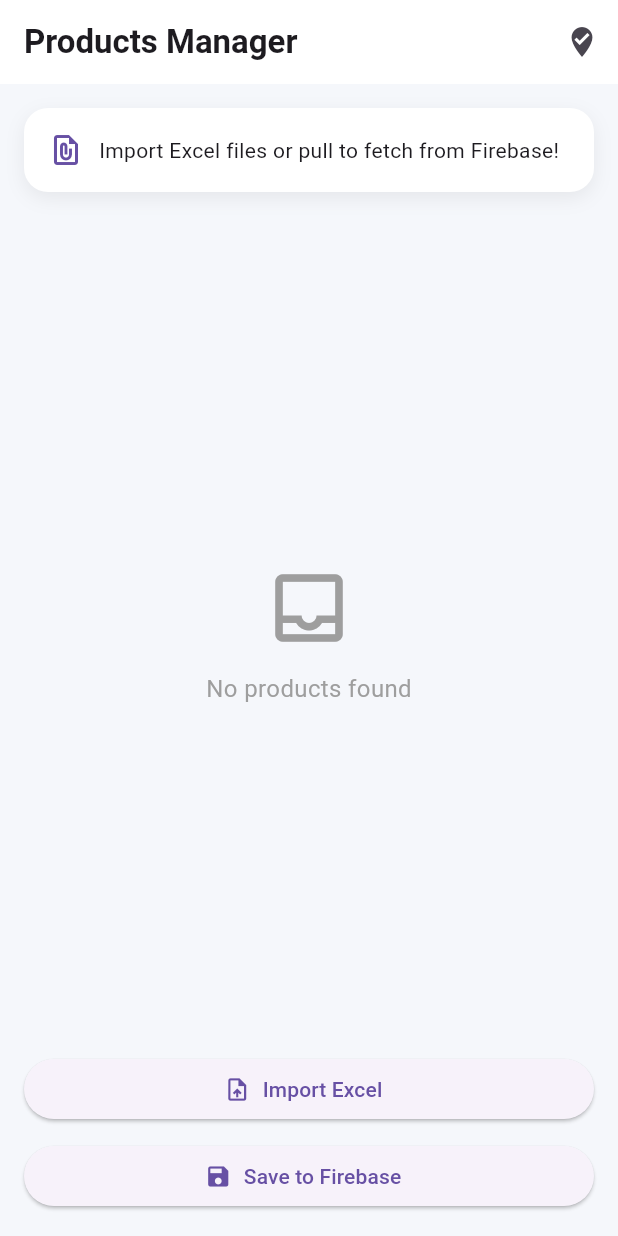
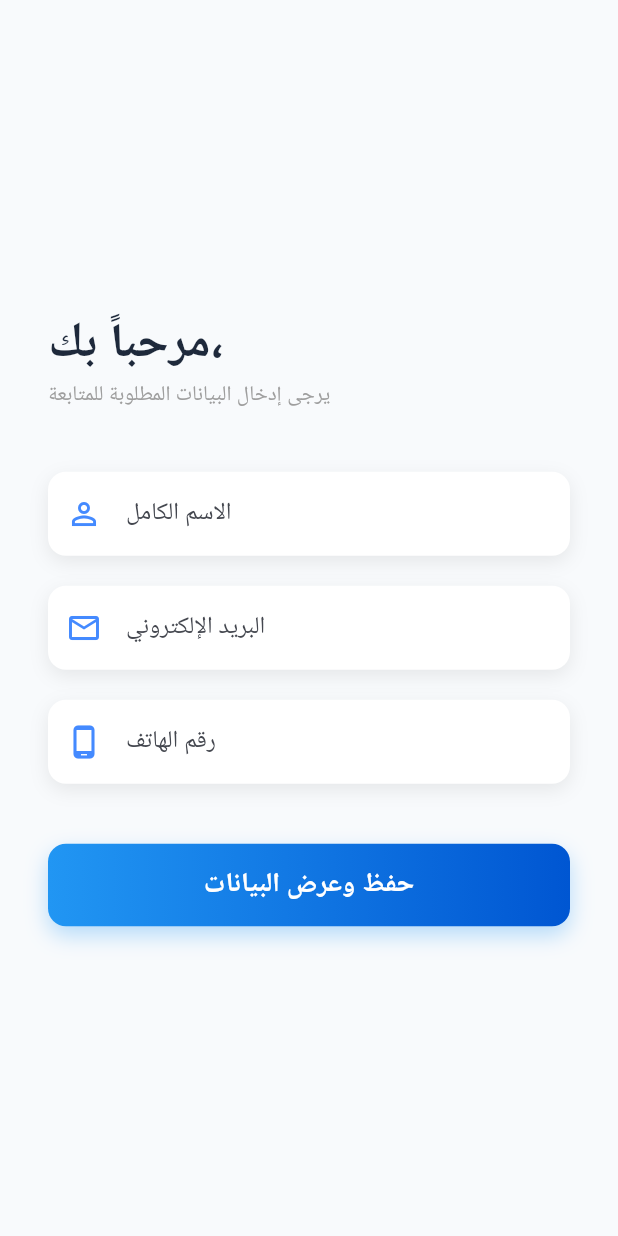
Before and after one commit to MohammedBazhair/excercises_apps, a Flutter app: the screen it shows after launch, on a phone screen of 412 x 824 dp. Run offline on Flutter 3.47's test engine with Material 3 defaults, Android fonts, the phone set to English and light mode, and no system bars.

Commit message:
Refactor project structure and remove unused files
- Updated firebase.json to include hosting configuration.
- Deleted firebase_options.dart as it is no longer needed.
- Refactored main.dart to simplify app initialization and changed the home screen to InputPage.
- Removed product model and related files as they are no longer in use.
- Deleted ExcelProductsPage and associated widgets/services for file handling and product management.
- Added new user model and input/display pages for user data entry and display.
- Created custom text field and premium button widgets for better UI.
- Updated pubspec.yaml to remove unused dependencies and adjust Flutter SDK version.
- Cleaned up generated plugin registrant files to remove references to deleted plugins.

```diff
--- a/lib/main.dart
+++ b/lib/main.dart
@@ -1,13 +1,23 @@
 import 'package:flutter/material.dart';
-import 'package:test_off/src/presentation/screens/excel_product_page.dart';
-import 'package:firebase_core/firebase_core.dart';
-import 'firebase_options.dart';
+import 'src/presentation/screens/input_page.dart';
 
-void main() async {
-  WidgetsFlutterBinding.ensureInitialized();
-  await Firebase.initializeApp(options: DefaultFirebaseOptions.currentPlatform);
+void main() {
+  runApp(const MyApp());
+}
 
-  runApp(
-    MaterialApp(debugShowCheckedModeBanner: false, home: ExcelProductsPage()),
-  );
+class MyApp extends StatelessWidget {
+  const MyApp({super.key});
+
+  @override
+  Widget build(BuildContext context) {
+    return MaterialApp(
+      debugShowCheckedModeBanner: false,
+      title: 'تكليف الدكتور',
+  theme: ThemeData(
+        useMaterial3: true, // تفعيل لغة التصميم الحديثة
+        colorSchemeSeed: Colors.blueAccent,
+      ),
+      home: const InputPage(),
+    );
+  }
 }
--- a/lib/src/models/product.dart
+++ /dev/null
@@ -1,27 +0,0 @@
-/// Model (Entity) يمثل المنتج
-/// يستخدم لاحقًا لعرض البيانات في الواجهة
-class Product {
-  final String name;
-  final double price;
-
-  Product({required this.name, required this.price});
-
-  /// مفيد أثناء الـ debugging
-  @override
-  String toString() => 'Product(name: $name, price: $price)';
-
-  Map<String, dynamic> toMap() {
-    return <String, dynamic>{
-      'product_name': name,
-      'price': price,
-    };
-  }
-
-  factory Product.fromMap(Map<String, dynamic> map) {
-    return Product(
-      name: map['product_name'] as String,
-      price: map['price'] as double,
-    );
-  }
-
-}
--- /dev/null
+++ b/lib/src/models/user.dart
@@ -0,0 +1,7 @@
+class User {
+  final String name;
+  final String email;
+  final String phone;
+
+  User({required this.name, required this.email, required this.phone});
+}
--- a/lib/src/presentation/screens/excel_product_page.dart
+++ /dev/null
@@ -1,180 +0,0 @@
-import 'dart:io';
-import 'dart:typed_data';
-
-import 'package:cloud_firestore/cloud_firestore.dart';
-import 'package:excel/excel.dart';
-import 'package:flutter/material.dart';
-import 'package:test_off/src/models/product.dart';
-import 'package:test_off/src/presentation/widgets/import_info_card.dart';
-import 'package:test_off/src/services/file_picker_service.dart';
-import 'package:test_off/src/services/products_service.dart';
-import '../widgets/product_card_tile.dart';
-import '../widgets/empty_products_state.dart';
-
-class ExcelProductsPage extends StatefulWidget {
-  const ExcelProductsPage({super.key});
-
-  @override
-  State<ExcelProductsPage> createState() => _ExcelProductsPageState();
-}
-
-class _ExcelProductsPageState extends State<ExcelProductsPage> {
-  List<Product> _products = [];
-  bool _isLoading = false;
-  Source _source = Source.serverAndCache;
-
-  Future<void> loadExcel() async {
-    try {
-      // اختيار ملف Excel من الجهاز
-      final filePath = await FilePickerService.pickExcelFile();
-
-      if (filePath == null) return;
-
-      setState(() => _isLoading = true);
-
-      // قراءة المنتجات من الملف
-      final result = readProductsFromExcel(filePath);
-
-      _products = result;
-      _source = Source.cache;
-    } catch (e) {
-      // في المشاريع الحقيقية يفضل logging framework
-      print(e);
-    } finally {
-      setState(() => _isLoading = false);
-    }
-  }
-
-  List<Product> readProductsFromExcel(String path) {
-    try {
-      // قراءة الملف كـ bytes
-      final File file = File(path);
-      final Uint8List bytes = file.readAsBytesSync();
-
-      // فك ترميز ملف Excel
-      final Excel excel = Excel.decodeBytes(bytes);
-
-      // افتراض أن أول Sheet يحتوي على البيانات
-      final Sheet productsSheet = excel.tables.values.first;
-
-      final List<Product> products = [];
-
-      // بدء القراءة من الصف الثاني (تجاوز العناوين)
-      for (int i = 1; i < productsSheet.rows.length; i++) {
-        final row = productsSheet.rows[i];
-
-        final name = row[0]?.value.toString() ?? 'without name';
-
-        final price = double.tryParse(row[1]?.value.toString() ?? '0') ?? 0;
-
-        products.add(Product(name: name, price: price));
-      }
-
-      return products;
-    } catch (e, st) {
-      print(e);
-      print(st);
-      return [];
-    }
-  }
-
-  @override
-  Widget build(BuildContext context) {
-    return Scaffold(
-      backgroundColor: const Color(0xffF5F7FB),
-
-      appBar: AppBar(
-        elevation: 0,
-        backgroundColor: Colors.white,
-        title: const Text(
-          'Products Manager',
-          style: TextStyle(fontWeight: FontWeight.bold),
-        ),
-        actions: [
-          IconButton(
-            tooltip: 'جلب المنتجات الذي سعرها على الاقل 300',
-            onPressed: () async {
-              final products = await ProductsService().fetchProductsWhere(300);
-              setState(() {
-                _products = products;
-                _source = Source.server;
-              });
-            },
-            icon: Icon(Icons.where_to_vote),
-          ),
-        ],
-      ),
-
-      body: Padding(
-        padding: const EdgeInsets.all(16.0),
-        child: Column(
-          children: [
-            Expanded(
-              child: RefreshIndicator(
-                onRefresh: () async {
-                  final products = await ProductsService().fetchProducts();
-                  setState(() {
-                    _products = products;
-                    _source = Source.server;
-                  });
-                },
-                child: CustomScrollView(
-                  slivers: [
-                    SliverToBoxAdapter(
-                      child: ImportInfoCard(
-                        message:
-                            'Import Excel files or pull to fetch from Firebase!',
-                      ),
-                    ),
-
-                    if (_isLoading)
-                      const SliverFillRemaining(
-                        child: Center(child: CircularProgressIndicator()),
-                      )
-                    else if (_products.isEmpty)
-                      const SliverFillRemaining(child: EmptyProductsState())
-                    else
-                      SliverList(
-                        delegate: SliverChildBuilderDelegate((context, index) {
-                          return ProductCardTile(
-                            product: _products[index],
-                            index: index,
-                            source: _source,
-                          );
-                        }, childCount: _products.length),
-                      ),
-                  ],
-                ),
-              ),
-            ),
-
-            // ⭐ الأزرار هنا خارج scroll
-            Column(
-              crossAxisAlignment: .stretch,
-              children: [
-                ElevatedButton.icon(
-                  onPressed: loadExcel,
-                  icon: const Icon(Icons.upload_file),
-                  label: const Text('Import Excel'),
-                ),
-
-                const SizedBox(height: 10),
-
-                ElevatedButton.icon(
-                  onPressed: () async {
-                    setState(() => _isLoading = true);
-                    await ProductsService().addProducts(_products);
-
-                    setState(() => _isLoading = false);
-                  },
-                  icon: const Icon(Icons.save),
-                  label: const Text('Save to Firebase'),
-                ),
-              ],
-            ),
-          ],
-        ),
-      ),
-    );
-  }
-}
--- /dev/null
+++ b/lib/src/presentation/screens/input_page.dart
@@ -0,0 +1,86 @@
+import 'package:flutter/material.dart';
+import '../../models/user.dart';
+import '../widgets/custom_text_field.dart';
+import '../widgets/premium_button.dart';
+import 'display_page.dart';
+
+class InputPage extends StatefulWidget {
+  const InputPage({super.key});
+
+  @override
+  State<InputPage> createState() => _InputPageState();
+}
+
+class _InputPageState extends State<InputPage> {
+  final nameController = TextEditingController();
+  final emailController = TextEditingController();
+  final phoneController = TextEditingController();
+
+  void goToDisplayPage() {
+    if (nameController.text.isEmpty) return; // إضافة تحقق بسيط
+    final user = User(
+      name: nameController.text,
+      email: emailController.text,
+      phone: phoneController.text,
+    );
+    Navigator.push(
+      context,
+      MaterialPageRoute(builder: (_) => DisplayPage(user: user)),
+    );
+  }
+
+  @override
+  Widget build(BuildContext context) {
+    return Scaffold(
+      backgroundColor: const Color(0xFFF8FAFC),
+      body: Center(
+        child: SingleChildScrollView(
+          child: Container(
+            constraints: const BoxConstraints(maxWidth: 500),
+            padding: const EdgeInsets.all(32),
+            child: Column(
+              crossAxisAlignment: CrossAxisAlignment.start,
+              children: [
+                const Text(
+                  "مرحباً بك،",
+                  style: TextStyle(
+                    fontSize: 32,
+                    fontWeight: FontWeight.bold,
+                    color: Color(0xFF1E293B),
+                  ),
+                ),
+                const Text(
+                  "يرجى إدخال البيانات المطلوبة للمتابعة",
+                  style: TextStyle(color: Colors.grey),
+                ),
+                const SizedBox(height: 40),
+                CustomTextField(
+                  controller: nameController,
+                  label: 'الاسم الكامل',
+                  icon: Icons.person_outline,
+                ),
+                const SizedBox(height: 20),
+                CustomTextField(
+                  controller: emailController,
+                  label: 'البريد الإلكتروني',
+                  icon: Icons.email_outlined,
+                ),
+                const SizedBox(height: 20),
+                CustomTextField(
+                  controller: phoneController,
+                  label: 'رقم الهاتف',
+                  icon: Icons.phone_android_outlined,
+                ),
+                const SizedBox(height: 40),
+                PremiumButton(
+                  onPressed: goToDisplayPage,
+                  text: 'حفظ وعرض البيانات',
+                ),
+              ],
+            ),
+          ),
+        ),
+      ),
+    );
+  }
+}
--- /dev/null
+++ b/lib/src/presentation/widgets/custom_text_field.dart
@@ -0,0 +1,44 @@
+import 'package:flutter/material.dart';
+
+class CustomTextField extends StatelessWidget {
+  final TextEditingController controller;
+  final String label;
+  final IconData icon;
+
+  const CustomTextField({
+    super.key,
+    required this.controller,
+    required this.label,
+    required this.icon,
+  });
+
+  @override
+  Widget build(BuildContext context) {
+    return Container(
+      decoration: BoxDecoration(
+        color: Colors.white,
+        borderRadius: BorderRadius.circular(12),
+        boxShadow: [
+          BoxShadow(
+            color: Colors.black.withAlpha(20),
+            blurRadius: 10,
+            offset: const Offset(0, 4),
+          ),
+        ],
+      ),
+      child: TextField(
+        controller: controller,
+        decoration: InputDecoration(
+          prefixIcon: Icon(icon, color: Colors.blueAccent),
+          labelText: label,
+          border: OutlineInputBorder(
+            borderRadius: BorderRadius.circular(12),
+            borderSide: BorderSide.none,
+          ),
+          filled: true,
+          fillColor: Colors.transparent,
+        ),
+      ),
+    );
+  }
+}
--- a/lib/src/presentation/widgets/empty_products_state.dart
+++ /dev/null
@@ -1,22 +0,0 @@
-import 'package:flutter/material.dart';
-
-class EmptyProductsState extends StatelessWidget {
-  const EmptyProductsState({super.key});
-
-  @override
-  Widget build(BuildContext context) {
-    return const Center(
-      child: Column(
-        mainAxisAlignment: MainAxisAlignment.center,
-        children: [
-          Icon(Icons.inbox_outlined, size: 60, color: Colors.grey),
-          SizedBox(height: 12),
-          Text(
-            'No products found',
-            style: TextStyle(fontSize: 16, color: Colors.grey),
-          ),
-        ],
-      ),
-    );
-  }
-}
--- a/lib/src/presentation/widgets/import_info_card.dart
+++ /dev/null
@@ -1,47 +0,0 @@
-import 'package:flutter/material.dart';
-
-class ImportInfoCard extends StatelessWidget {
-  const ImportInfoCard({
-    super.key,
-    this.icon = Icons.file_present_outlined,
-    required this.message,
-    this.backgroundColor = Colors.white,
-    this.borderRadius = 16,
-  });
-
-  final IconData icon;
-  final String message;
-  final Color backgroundColor;
-  final double borderRadius;
-
-  @override
-  Widget build(BuildContext context) {
-    return Container(
-      padding: EdgeInsets.all(16),
-      margin: EdgeInsets.only(bottom: 16),
-      decoration: BoxDecoration(
-        color: backgroundColor,
-        borderRadius: BorderRadius.circular(borderRadius),
-        boxShadow: const [
-          BoxShadow(
-            color: Color(0x11000000),
-            blurRadius: 10,
-            offset: Offset(0, 4),
-          ),
-        ],
-      ),
-      child: Row(
-        children: [
-          Icon(icon, color: Theme.of(context).primaryColor),
-          const SizedBox(width: 10),
-          Expanded(
-            child: Text(
-              message,
-              style: const TextStyle(fontSize: 14, height: 1.4),
-            ),
-          ),
-        ],
-      ),
-    );
-  }
-}
--- /dev/null
+++ b/lib/src/presentation/widgets/premium_button.dart
@@ -0,0 +1,47 @@
+import 'package:flutter/material.dart';
+
+class PremiumButton extends StatelessWidget {
+  final VoidCallback onPressed;
+  final String text;
+
+  const PremiumButton({super.key, required this.onPressed, required this.text});
+
+  @override
+  Widget build(BuildContext context) {
+    return Container(
+      width: double.infinity,
+      height: 55,
+      decoration: BoxDecoration(
+        gradient: const LinearGradient(
+          colors: [Color(0xFF2196F3), Color(0xFF0056D2)],
+        ),
+        borderRadius: BorderRadius.circular(12),
+        boxShadow: [
+          BoxShadow(
+            color: Colors.blue.withAlpha(80),
+            blurRadius: 12,
+            offset: const Offset(0, 6),
+          ),
+        ],
+      ),
+      child: ElevatedButton(
+        onPressed: onPressed,
+        style: ElevatedButton.styleFrom(
+          backgroundColor: Colors.transparent,
+          shadowColor: Colors.transparent,
+          shape: RoundedRectangleBorder(
+            borderRadius: BorderRadius.circular(12),
+          ),
+        ),
+        child: Text(
+          text,
+          style: const TextStyle(
+            fontSize: 18,
+            fontWeight: FontWeight.bold,
+            color: Colors.white,
+          ),
+        ),
+      ),
+    );
+  }
+}
--- a/lib/src/services/products_service.dart
+++ /dev/null
@@ -1,63 +0,0 @@
-import 'package:cloud_firestore/cloud_firestore.dart';
-import 'package:test_off/src/models/product.dart';
-
-class ProductsService {
-  ProductsService._();
-
-  static final FirebaseFirestore _firestore = FirebaseFirestore.instance;
-
-  final CollectionReference<Map<String, dynamic>> _productsCollection =
-      _firestore.collection('products');
-
-  static final ProductsService _instance = ProductsService._();
-
-  factory ProductsService() => _instance;
-
-  Future<void> addProduct(Product product) async {
-    try {
-      await _productsCollection.add(product.toMap());
-    } catch (e) {
-      print(e);
-    }
-  }
-
-  Future<void> addProducts(List<Product> products) async {
-    try {
-      final batch = _firestore.batch();
-
-      for (final product in products) {
-        final docRef = _productsCollection.doc();
-        batch.set(docRef, product.toMap());
-      }
-
-      await batch.commit();
-      print('Saved to Firebase');
-    } catch (e) {
-      print(e);
-    }
-  }
-
-  Future<List<Product>> fetchProducts() async {
-    try {
-      final snapshots = await _productsCollection.get();
-
-      return snapshots.docs.map((doc) => Product.fromMap(doc.data())).toList();
-    } catch (e) {
-      print(e);
-      return [];
-    }
-  }
-
-  Future<List<Product>> fetchProductsWhere(double smallerPrice) async {
-    try {
-      final snapshots = await _productsCollection
-          .where('price', isGreaterThanOrEqualTo: smallerPrice)
-          .get();
-
-      return snapshots.docs.map((doc) => Product.fromMap(doc.data())).toList();
-    } catch (e) {
-      print(e);
-      return [];
-    }
-  }
-}
--- a/pubspec.yaml
+++ b/pubspec.yaml
@@ -9,11 +9,6 @@ environment:
 dependencies:
   flutter:
     sdk: flutter
-  file_picker: ^10.3.10
-  excel: ^4.0.6
-  permission_handler: ^12.0.1
-  firebase_core: ^4.7.0
-  cloud_firestore: ^6.3.0
 
 dev_dependencies:
   flutter_test:
```
Also changed, not shown: lib/src/presentation/screens/display_page.dart (added, +66 -0 lines), lib/src/presentation/widgets/product_card_tile.dart (deleted, +0 -55 lines), lib/src/services/file_picker_service.dart (deleted, +0 -18 lines), firebase.json, lib/firebase_options.dart (deleted), pubspec.lock, 5 other files.
